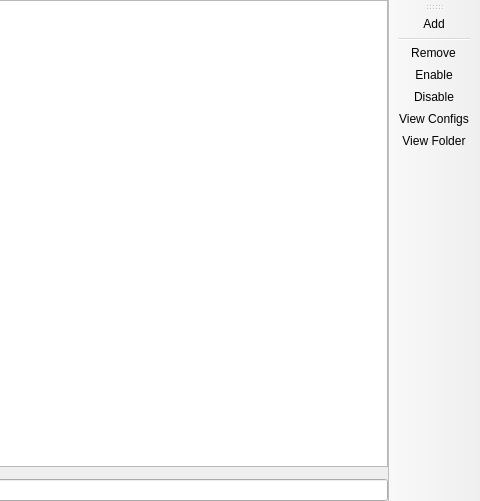
Qt form launcher/ui/pages/instance/ModFolderPage.ui (FreesmTeam/FreesmLauncher) before a commit; both pictures show x 562 to 1042 and y 0 to 501 of the 1042 by 501 pixel window.
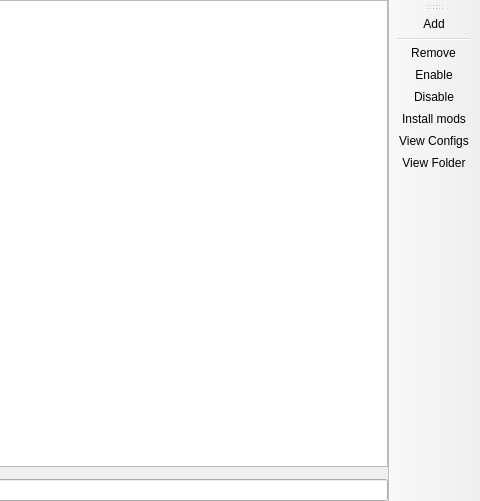
The same form after that commit. Custom widgets are drawn as their Qt base class.

```diff
--- a/launcher/ui/pages/instance/ModFolderPage.ui
+++ b/launcher/ui/pages/instance/ModFolderPage.ui
@@ -88,6 +88,7 @@
    <addaction name="actionRemove"/>
    <addaction name="actionEnable"/>
    <addaction name="actionDisable"/>
+   <addaction name="actionInstall_mods"/>
    <addaction name="actionView_configs"/>
    <addaction name="actionView_Folder"/>
   </widget>
@@ -136,6 +137,14 @@
     <string>View &amp;Folder</string>
    </property>
   </action>
+  <action name="actionInstall_mods">
+   <property name="text">
+    <string>Install mods</string>
+   </property>
+   <property name="toolTip">
+    <string>Install mods from Modrinth or Curseforge</string>
+   </property>
+  </action>
  </widget>
  <customwidgets>
   <customwidget>
```
